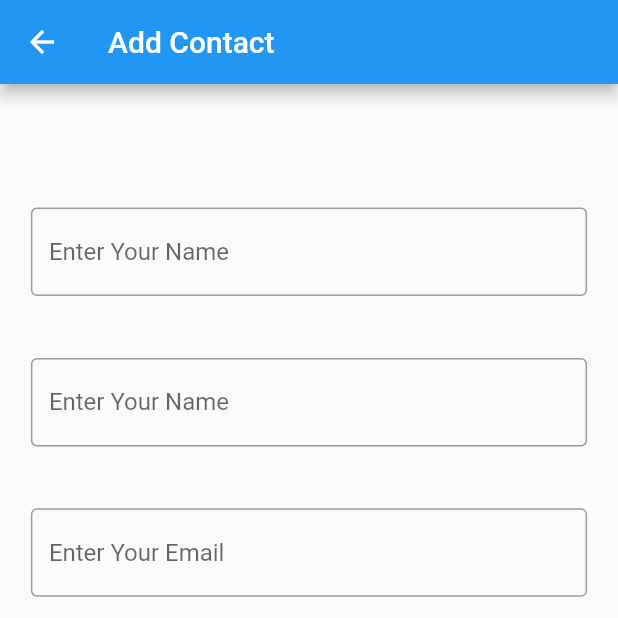
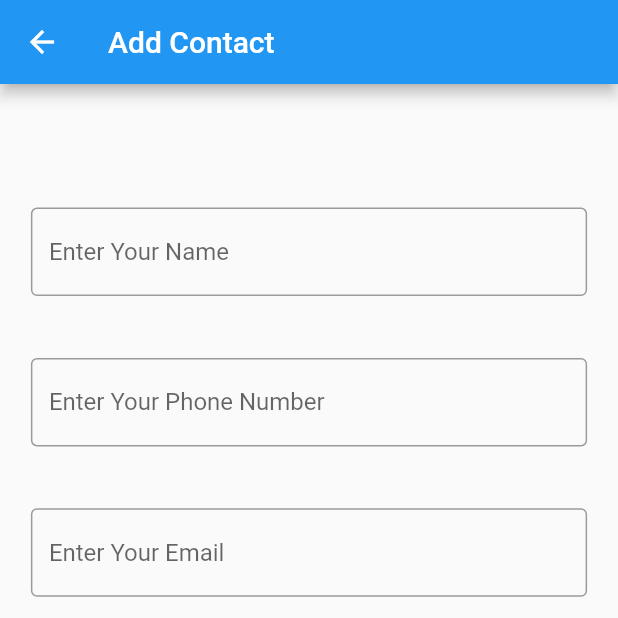
Before and after one commit to BerkayKaranfil/getx_rehber_app, a Flutter app: the ContactScreen screen opened directly, on a phone screen of 412 x 824 dp, the top half of it. Run offline on Flutter 3.47's test engine with Material 2 defaults, Android fonts, the phone set to English and light mode, and no system bars; our stand-ins replace get, responsive_sizer.

Commit message:
Geçerlilik uyarıları eklendi.

```diff
--- a/lib/pages/contact_screen.dart
+++ b/lib/pages/contact_screen.dart
@@ -28,45 +28,82 @@ class ContactScreen extends StatelessWidget {
             SizedBox(
               height: 10.h,
             ),
-            /* TextField(
+            TextFormField(
               controller: nameController,
+              autovalidateMode: AutovalidateMode.onUserInteraction,
+              validator: ((value) {
+                if (!GetUtils.isUsername(value!)) {
+                  return "Please enter a valid user name";
+                } else {
+                  return null;
+                }
+              }),
               decoration: InputDecoration(
                   border:
                       OutlineInputBorder(borderSide: BorderSide(width: 1.w)),
                   hintText: "Enter Your Name"),
-            ), */
-            CustomTextField(controller: nameController, hintText: "Enter Your Name", textInputType: TextInputType.name),
+            ),
+            //  CustomTextField(controller: nameController, hintText: "Enter Your Name", textInputType: TextInputType.name),
             SizedBox(
               height: 5.h,
             ),
-            /* TextField(
+            TextFormField(
               controller: phoneController,
               keyboardType: TextInputType.phone,
+              autovalidateMode: AutovalidateMode.onUserInteraction,
+              validator: ((value) {
+                if (!GetUtils.isPhoneNumber(value!)) {
+                  return "Please enter a valid phone number";
+                } else {
+                  return null;
+                }
+              }),
               decoration: InputDecoration(
                   border:
                       OutlineInputBorder(borderSide: BorderSide(width: 1.w)),
                   hintText: "Enter Your Phone Number"),
-            ), */
-            CustomTextField(controller: phoneController, hintText: "Enter Your Name", textInputType: TextInputType.phone),
+            ),
+            //  CustomTextField(controller: phoneController, hintText: "Enter Your Phone Number", textInputType: TextInputType.phone),
             SizedBox(
               height: 5.h,
             ),
-            CustomTextField(controller: emailController,hintText: "Enter Your Email",textInputType: TextInputType.emailAddress,),
+            TextFormField(
+              // obscureText: true, // Metni görünmez yapıyor (... gibi)
+              controller: emailController,
+              keyboardType: TextInputType.emailAddress,
+              autovalidateMode: AutovalidateMode.onUserInteraction,
+              validator: ((value) {
+                if (!GetUtils.isEmail(value!)) {
+                  return "Please enter a valid e-mail address";
+                } else {
+                  return null;
+                }
+              }),
+              decoration: InputDecoration(
+                  border:
+                      OutlineInputBorder(borderSide: BorderSide(width: 1.w)),
+                  hintText: "Enter Your Email"),
+            ),
+            // CustomTextField(controller: emailController,hintText: "Enter Your Email",textInputType: TextInputType.emailAddress,),
 
             SizedBox(
               height: 2.h,
             ),
             ElevatedButton(
                 onPressed: () {
-                  ContactModel model = ContactModel(phone: phoneController.text, email: emailController.text, name: nameController.text);
+                  ContactModel model = ContactModel(
+                      phone: phoneController.text,
+                      email: emailController.text,
+                      name: nameController.text);
                   dataController.addContact(model);
                 },
                 child: Text(
                   "Add",
                   style: TextStyle(color: Colors.white),
                 ),
-                style: ElevatedButton.styleFrom(backgroundColor: Colors.blue, )),
-
+                style: ElevatedButton.styleFrom(
+                  backgroundColor: Colors.blue,
+                )),
           ],
         ),
       ),
@@ -81,19 +118,20 @@ class CustomTextField extends StatelessWidget {
   const CustomTextField({
     Key? key,
     //required this.emailController,
-    required this.controller, required this.hintText, required this.textInputType,
+    required this.controller,
+    required this.hintText,
+    required this.textInputType,
   }) : super(key: key);
 
   //final TextEditingController emailController;
 
   @override
   Widget build(BuildContext context) {
-    return TextField(
+    return TextFormField(
       controller: controller,
       keyboardType: textInputType,
       decoration: InputDecoration(
-          border:
-              OutlineInputBorder(borderSide: BorderSide(width: 1.w)),
+          border: OutlineInputBorder(borderSide: BorderSide(width: 1.w)),
           hintText: hintText),
     );
   }
```
